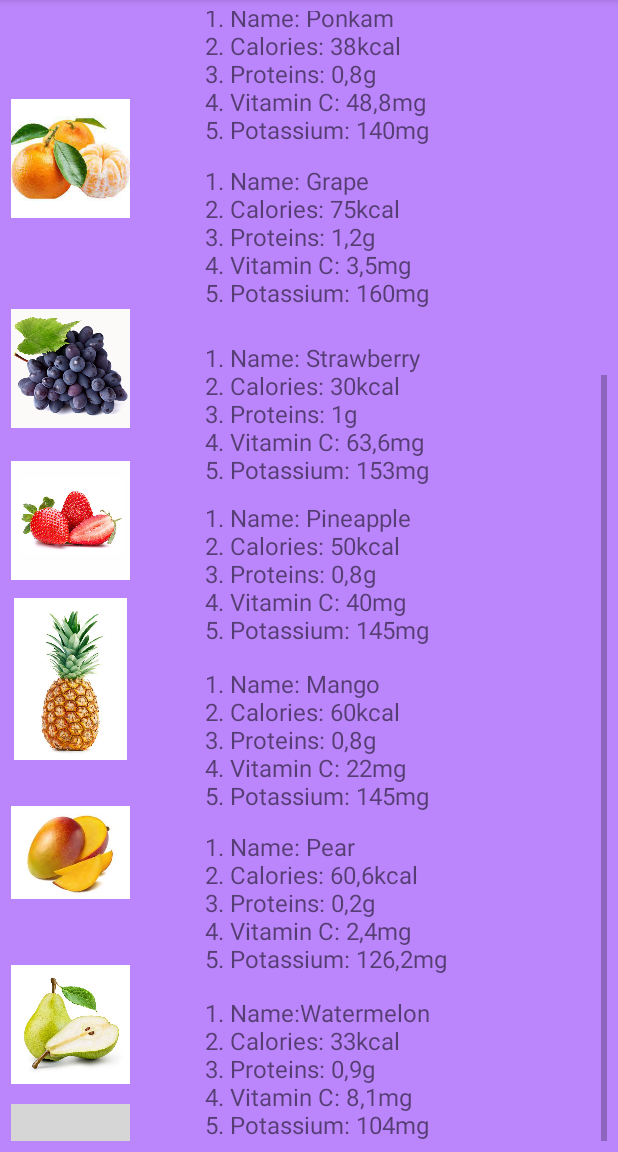
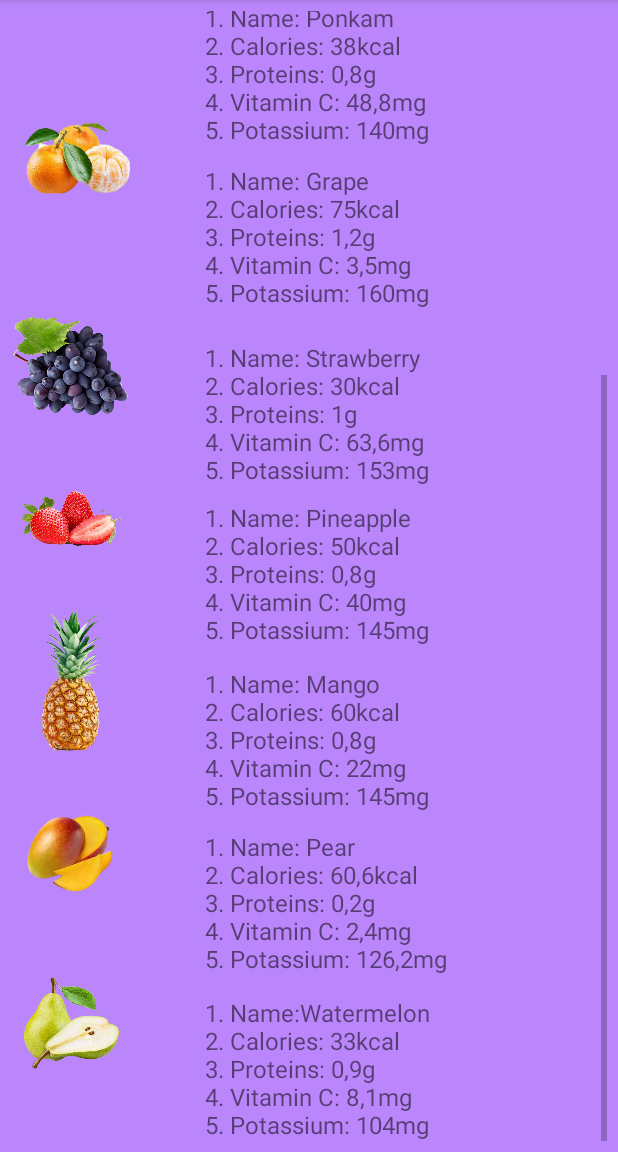
Before and after one commit to AkaciaPark/nutricional-value-display, an Android app: the screen it shows after launch (MainActivity), scrolled down 372 dp, on a phone screen of 412 x 824 dp, the part 84-1236 px from its top. Run offline under Robolectric (Android 15) with nearby library versions, the phone set to English and light mode, and no system bars; grey boxes are pictures that could not be loaded.

Commit message:
changed images to images without bg

```diff
--- a/app/src/main/res/layout/activity_main.xml
+++ b/app/src/main/res/layout/activity_main.xml
@@ -27,12 +27,12 @@
             <ImageView
                 android:layout_width="match_parent"
                 android:layout_height="123dp"
-                android:src="@drawable/fruits" />
+                android:src="@drawable/fruits_removebg_preview" />
 
             <TextView
                 android:layout_width="match_parent"
                 android:layout_height="29dp"
-                android:text="-------------"
+                android:text="- - - - - - - - - "
                 android:textColor="@color/black"
                 android:textStyle="bold" />
 
@@ -44,45 +44,46 @@
             <ImageView
                 android:layout_width="match_parent"
                 android:layout_height="110dp"
-                android:src="@drawable/coconut" />
+                android:src="@drawable/coconut_removebg_preview" />
 
             <ImageView
                 android:layout_width="match_parent"
                 android:layout_height="wrap_content"
+                android:paddingLeft="10dp"
                 android:paddingTop="20dp"
-                android:src="@drawable/ponkam" />
+                android:src="@drawable/ponkam_removebg_preview" />
 
             <ImageView
                 android:layout_width="match_parent"
                 android:layout_height="114dp"
                 android:paddingTop="15dp"
 
-                android:src="@drawable/grape" />
+                android:src="@drawable/grape_removebg_preview" />
 
             <ImageView
                 android:layout_width="79dp"
                 android:layout_height="104dp"
-                android:src="@drawable/strawberry" />
+                android:src="@drawable/strawberry_removebg_preview" />
 
             <ImageView
                 android:layout_width="match_parent"
                 android:layout_height="108dp"
-                android:src="@drawable/pineapple" />
+                android:src="@drawable/pineapple_removebg_preview" />
 
             <ImageView
                 android:layout_width="match_parent"
                 android:layout_height="123dp"
-                android:src="@drawable/mango" />
+                android:src="@drawable/mango_removebg_preview" />
 
             <ImageView
                 android:layout_width="match_parent"
                 android:layout_height="106dp"
-                android:src="@drawable/pear" />
+                android:src="@drawable/pear_removebg_preview" />
 
             <ImageView
                 android:layout_width="match_parent"
                 android:layout_height="119dp"
-                android:src="@drawable/watermelon" />
+                android:src="@drawable/watermelon_removebg_preview" />
 
 
         </LinearLayout>
@@ -106,7 +107,7 @@
             <TextView
                 android:layout_width="match_parent"
                 android:layout_height="wrap_content"
-                android:text="-------------------------------------------------------"
+                android:text=" - - - - - - - - - - - - - - - - - - - - - - - - - - - - - - - - - - "
                 android:textColor="@color/black"
                 android:textStyle="bold" />
 
```
